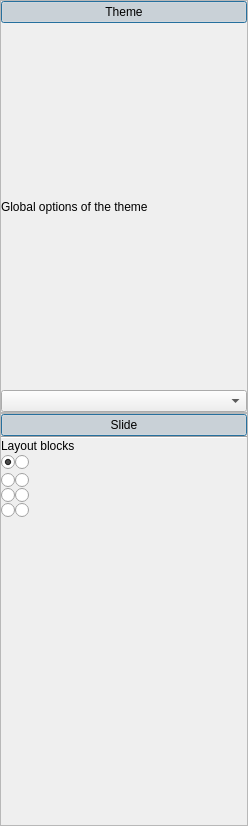
This is gui/Configurator.ui in acroper/BeamerQt as Qt 5 draws it before an edit. The edited form follows.
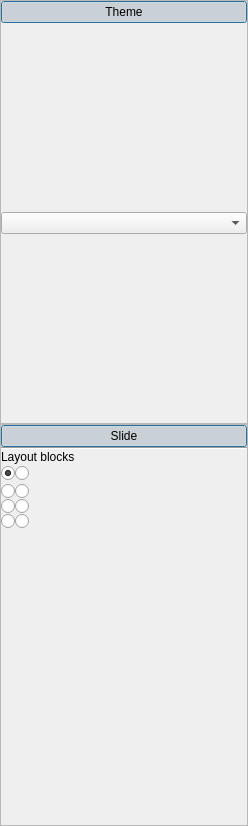
This is the edited form. Icons and pictures are not drawn.

Commit message:
Major updates in the Theme Editor
Stability corrections in the visualizer. Still work in progress.
Prepration of the interface for an easy edition. Need to figure out
the main parameters, and how to optimize the process.
Need to manually create several templates to figure it out.

Added JSNN template

Diff of the .ui file:
```diff
--- a/gui/Configurator.ui
+++ b/gui/Configurator.ui
@@ -94,6 +94,12 @@
             <verstretch>0</verstretch>
            </sizepolicy>
           </property>
+          <property name="minimumSize">
+           <size>
+            <width>0</width>
+            <height>400</height>
+           </size>
+          </property>
           <property name="frameShape">
            <enum>QFrame::NoFrame</enum>
           </property>
@@ -119,13 +125,6 @@
            <property name="bottomMargin">
             <number>0</number>
            </property>
-           <item>
-            <widget class="QLabel" name="label_2">
-             <property name="text">
-              <string>Global options of the theme</string>
-             </property>
-            </widget>
-           </item>
            <item>
             <widget class="QComboBox" name="themeBox"/>
            </item>
@@ -275,7 +274,7 @@
                <rect>
                 <x>0</x>
                 <y>0</y>
-                <width>242</width>
+                <width>227</width>
                 <height>422</height>
                </rect>
               </property>
```
The commit also changes 7 other files.
